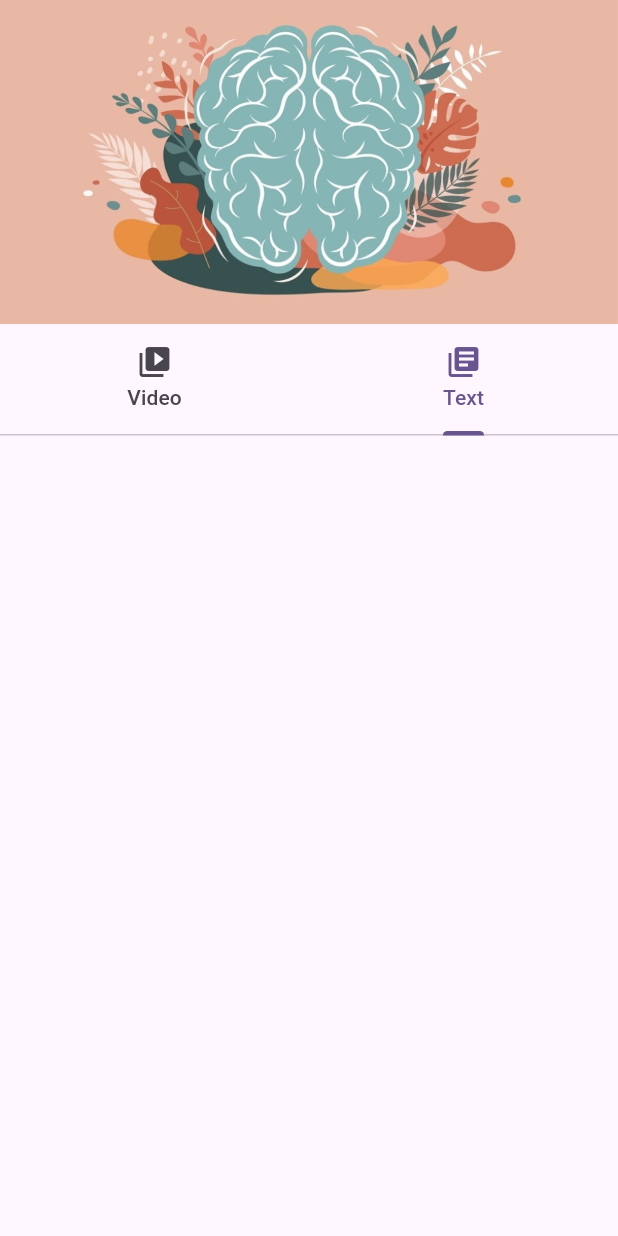
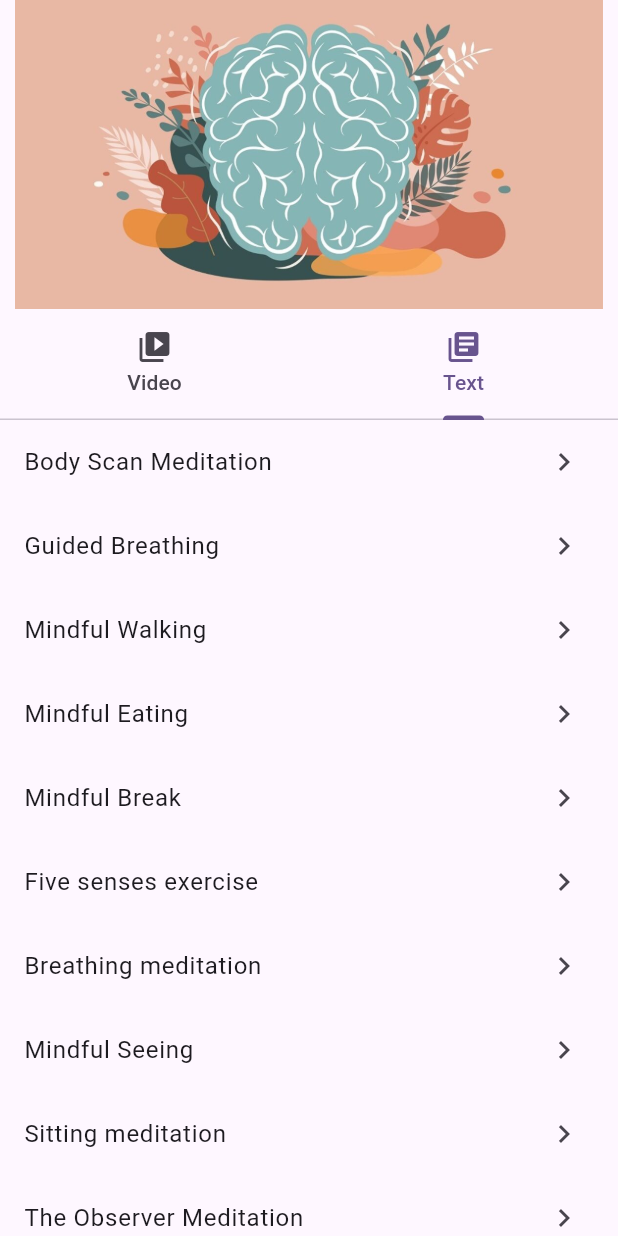
Before and after one commit to lajacl/mindfulness-app, a Flutter app: the ExercisesPage widget shown alone on an empty page, opened directly, tab 2 chosen, on a phone screen of 412 x 824 dp. Run offline on Flutter 3.47's test engine with Material 3 defaults, Android fonts, the light colour scheme and no system bars.

Commit message:
Display list of text exercises and show guide on tap

```diff
--- /dev/null
+++ b/lib/data.dart
@@ -0,0 +1,91 @@
+final List<Map<String, String>> textExercises = [
+  {
+    "title": "Body Scan Meditation",
+    "text":
+        "Lie or sit comfortably, with your arms and legs relaxed.\n\n"
+        "Direct your attention to your feet, noticing any sensations like pressure, temperature, or itches.\n\n"
+        "Gradually move your awareness: to your lower legs, upper legs, abdomen, chest, and other parts of your body, observing any feelings without judgment.\n\n"
+        "Allow your mind to wander: and then gently bring your attention back to the body part you're scanning.\n\n"
+        "If you feel tension, acknowledge it and then let your attention move on to the next part of your body.",
+  },
+  {
+    "title": "Guided Breathing",
+    "text":
+        "Sit in a comfortable, upright position: with your eyes closed or your gaze soft.\n\n"
+        "Take a few deep breaths, noticing how your body relaxes.\n\n"
+        "Allow your breath to settle into a natural rhythm: and focus on the sensations of the breath as it flows in and out.\n\n"
+        "When thoughts arise, gently acknowledge them: and bring your attention back to your breath, letting thoughts pass like waves. ",
+  },
+  {
+    "title": "Mindful Walking",
+    "text":
+        "Find a quiet place 10 to 20 feet in length to walk, such as a straight line or a peaceful outdoor area.\n\n"
+        "Walk slowly and deliberately, focusing on the sensation of your feet touching the ground.\n\n"
+        "Pay attention to your body's subtle movements that keep your balance and posture as you walk.\n\n"
+        "When you reach the end of your path, turn and continue walking, maintaining awareness of your sensations.",
+  },
+  {
+    "title": "Mindful Eating",
+    "text":
+        "Before eating, take a moment to appreciate your food: by looking at it, smelling it, and observing its colors and textures.\n\n"
+        "As you eat, focus on the experience: of tasting, chewing, and swallowing, paying attention to the flavors and sensations in your mouth.\n\n"
+        "This can be done with any meal or even with a single piece of fruit.",
+  },
+  {
+    "title": "Mindful Break",
+    "text":
+        "Step away from your computer or phone to notice sounds, your heart rate, and the sensations in your body.",
+  },
+  {
+    "title": "Five senses exercise",
+    "text":
+        "Look around you and bring your attention to five things that you can see. Pick something that you don’t normally notice, like a shadow or a small crack in the concrete.\n\n"
+        "Bring awareness to four things that you are currently feeling, like the texture of your pants, the feeling of the breeze on your skin, or the smooth surface of a table you are resting your hands on.\n\n"
+        "Take a moment to listen, and note three things that you hear in the background. This can be the chirp of a bird, the hum of the refrigerator, or the faint sounds of traffic from a nearby road.\n\n"
+        "Bring your awareness to two smells that you usually filter out, whether they’re pleasant or unpleasant. Perhaps the breeze is carrying a whiff of pine trees if you’re outside, or the smell of a fast-food restaurant across the street.\n\n"
+        "Focus on one thing that you can taste right now, at this moment. You can take a sip of a drink, chew a piece of gum, eat something, notice the current taste in your mouth, or even open your mouth to search the air for a taste.",
+  },
+  {
+    "title": "Breathing meditation",
+    "text":
+        "Find a comfortable seated or lying position and close your eyes.\n\n"
+        "Focus on the physical sensations of your breath as it enters and leaves your body, such as the feeling in your nostrils or the rise and fall of your abdomen.\n\n"
+        "Don't force your breath; simply observe it.\n\n"
+        "When your mind wanders, gently guide your attention back to your breath without judgment. ",
+  },
+  {
+    "title": "Mindful Seeing",
+    "text":
+        "Find a space at a window where there are sights to be seen outside\n\n"
+        "Look at everything there is to see. Avoid labeling and categorizing what you see outside the window; instead of thinking “bird” or “stop sign,” try to notice the colors, the patterns, or the textures.\n\n"
+        "Pay attention to the movement of the grass or leaves in the breeze. Notice the many different shapes present in this small segment of the world you can see. Try to see the world outside the window from the perspective of someone unfamiliar with these sights.\n\n"
+        "Be observant, but not critical. Be aware, but not fixated.\n\n"
+        "If you become distracted, gently pull your mind away from those thoughts and notice a color or shape again to put you back in the right frame of mind.",
+  },
+  {
+    "title": "Sitting meditation",
+    "text":
+        "Sit comfortably with your back straight, feet flat on the floor and hands in your lap.\n\n"
+        "Breathing through your nose, focus on your breath moving in and out of your body.\n\n"
+        "If physical sensations or thoughts interrupt your meditation, note the experience and then return your focus to your breath.",
+  },
+  {
+    "title": "The Observer Meditation",
+    "text":
+        "Take a comfortable seated position, and listen to the script\n\n"
+        "Let yourself settle into your body and your mind.\n\n"
+        "Try to let go of thoughts and clear the mind of its usual considerations.\n\n"
+        "Focus your attention first to the room you’re sitting in. Picture yourself from the outside as you sit, exactly as an outsider might. Next, shift your attention inwards into your skin. Try and feel your skin as you are sitting in the chair.\n\n"
+        "Try to envision the shape that your skin is making as you sit in contact with the chair, shifting your awareness toward any physical sensations you are experiencing. As you feel each one, acknowledge its existence before letting your consciousness let go of it and move on naturally.\n\n"
+        "If you find any emotions coming up, recognize them and create space for them. Then bring your attention back to your observing self—your feelings and thoughts are there, but you are separate from them, noticing them. This is the “Observer you”.",
+  },
+  {
+    "title": "The 3-Step Mindfulness Exercise",
+    "text":
+        "Try to pause and take a comfortable but dignified posture. Notice the thoughts that come up and acknowledge your feelings, but let them pass. Attune yourself to who you are and your current state.\n\n"
+        "The goal is to focus attention on one thing: your breath. Be aware of the movement of your body with each breath, of how your chest rises and falls, how your belly pushes in and out, and how your lungs expand and contract. Find the pattern of your breath and anchor yourself to the present with this awareness.\n\n"
+        "Allow the awareness to expand out to your body. Notice the sensations you are experiencing, like tightness, aches, or perhaps a lightness in your face or shoulders. Keep in mind your body as a whole, as a complete vessel for your inner self.\n\n"
+        "If you wish, you can then expand your awareness even further to the environment around you. Bring your attention to what is in front of you. Notice the colors, shapes, patterns, and textures of the objects you can see. Be present at this moment, in your awareness of your surroundings.\n\n"
+        "When you are ready to finish the exercise, open your eyes slowly and try to carry that mindfulness with you as you go about your day.",
+  },
+];
--- a/lib/exercises.dart
+++ b/lib/exercises.dart
@@ -1,5 +1,5 @@
 import 'package:flutter/material.dart';
-import 'package:intl/intl.dart';
+import 'package:mindfulness_app/data.dart';
 
 class ExercisesPage extends StatefulWidget {
   const ExercisesPage({super.key});
@@ -10,12 +10,21 @@ class ExercisesPage extends StatefulWidget {
 
 class _ExercisesPageState extends State<ExercisesPage>
     with TickerProviderStateMixin {
+  Map<String, String>? _selectedItem;
+  bool _itemSelected = false;
   late TabController _nestedConrtoller;
+
+  void _updateSelection(item) {
+    setState(() {
+      _itemSelected = true;
+      _selectedItem = item;
+    });
+  }
 
   @override
   void initState() {
     super.initState();
-    _nestedConrtoller = new TabController(length: 2, vsync: this);
+    _nestedConrtoller = TabController(length: 2, vsync: this);
   }
 
   @override
@@ -26,10 +35,34 @@ class _ExercisesPageState extends State<ExercisesPage>
 
   @override
   Widget build(BuildContext context) {
+    double screenHeight = MediaQuery.of(context).size.height;
+
     return Column(
       mainAxisAlignment: MainAxisAlignment.start,
       children: <Widget>[
-        Image.asset('assets/images/mindful.jpg'),
+        _itemSelected
+            ? SizedBox(
+                height: screenHeight * 0.25,
+                child: SingleChildScrollView(
+                  child: Padding(
+                    padding: EdgeInsets.symmetric(horizontal: 20, vertical: 10),
+                    child: Column(
+                      children: [
+                        Text(
+                          '${_selectedItem!['title']!}\n',
+                          style: TextStyle(fontWeight: FontWeight.bold),
+                        ),
+                        Text(_selectedItem!['text']!),
+                      ],
+                    ),
+                  ),
+                ),
+              )
+            : Image.asset(
+                'assets/images/mindful.jpg',
+                height: screenHeight * 0.25,
+                fit: BoxFit.cover,
+              ),
         TabBar(
           controller: _nestedConrtoller,
           tabs: [
@@ -42,7 +75,16 @@ class _ExercisesPageState extends State<ExercisesPage>
             controller: _nestedConrtoller,
             children: [
               Tab(icon: Icon(Icons.video_library), text: 'Video', height: 100),
-              ListView(),
+              ListView.builder(
+                itemCount: textExercises.length,
+                itemBuilder: (context, index) {
+                  return ListTile(
+                    title: Text(textExercises[index]["title"]!),
+                    trailing: Icon(Icons.chevron_right),
+                    onTap: () => _updateSelection(textExercises[index]),
+                  );
+                },
+              ),
             ],
           ),
         ),
```
